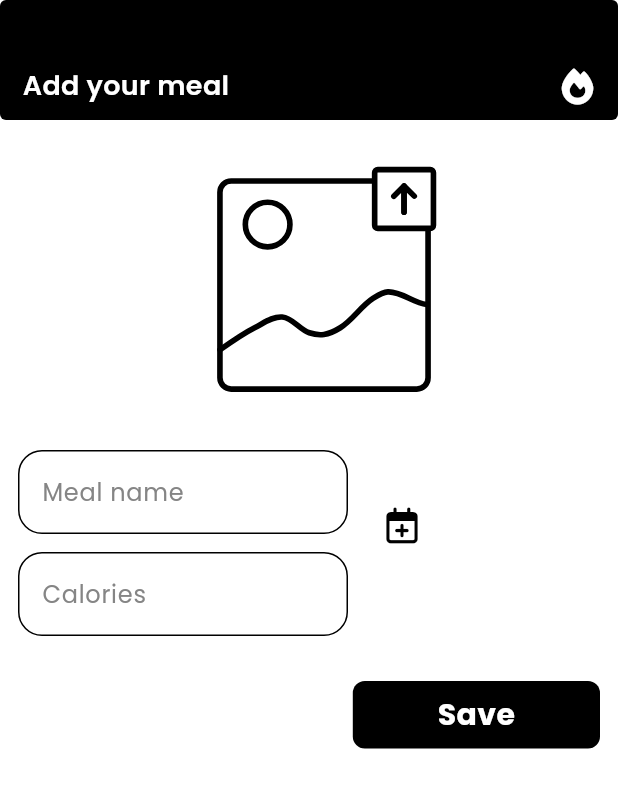
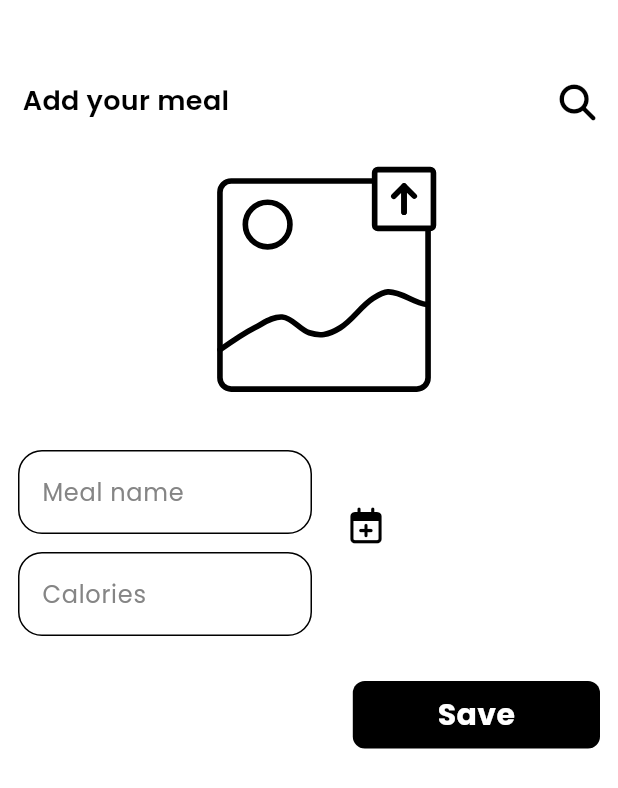
Before and after one commit to Alaataher027/meal_tracking_app, a Flutter app: the AddMealView screen opened by its route, on a phone screen of 412 x 824 dp. Shown: the top 788 px of the screen. Run offline on Flutter 3.47's test engine with Material 3 defaults, Android fonts, the phone set to English and light mode, and no system bars; our stand-ins replace bloc, flutter_bloc, flutter_svg, font_awesome_flutter, go_router, google_fonts and 4 more; accounts and stored records are empty.

```diff
--- a/lib/core/utils/app_router.dart
+++ b/lib/core/utils/app_router.dart
@@ -1,11 +1,13 @@
 import 'package:go_router/go_router.dart';
 import 'package:meal_tracking_app/features/add_meal/presentation/views/add_meal_view.dart';
 import 'package:meal_tracking_app/features/home/presentation/views/home_view.dart';
+import 'package:meal_tracking_app/features/search_meals/presentation/view/search_view.dart';
 import 'package:meal_tracking_app/features/splash/presentation/views/splash_view.dart';
 
 abstract class AppRouter {
   static const KHomeView = '/homeView';
   static const KAddMealView = '/addMealView';
+  static const KSearchView = '/searchView';
   static final router = GoRouter(
     routes: [
       GoRoute(
@@ -20,6 +22,10 @@ abstract class AppRouter {
         path: KAddMealView,
         builder: (context, state) => const AddMealView(),
       ),
+      GoRoute(
+        path: KSearchView,
+        builder: (context, state) => const SearchView(),
+      ),
     ],
   );
 }
--- a/lib/features/add_meal/presentation/views/widgets/add_meal_form.dart
+++ b/lib/features/add_meal/presentation/views/widgets/add_meal_form.dart
@@ -103,22 +103,28 @@ class _AddMealFormState extends State<AddMealForm> {
               children: [
                 Column(
                   children: [
-                    CustomTextField(
+                    SizedBox(
+                      width: 220,
+                      child: CustomTextField(
                         onSavedS: (value) {
                           mealName = value;
                         },
                         hint: "Meal name",
                         isNumerical: false,
                       ),
+                    ),
                     SizedBox(
                       height: 12,
                     ),
-                    CustomTextField(
+                    SizedBox(
+                      width: 220,
+                      child: CustomTextField(
                         onSavedI: (value) {
                           calories = value;
                         },
                         hint: "Calories",
                         isNumerical: true,
+                      ),
                     ),
                   ],
                 ),
--- a/lib/features/add_meal/presentation/views/widgets/custom_text_field.dart
+++ b/lib/features/add_meal/presentation/views/widgets/custom_text_field.dart
@@ -1,14 +1,16 @@
 import 'package:flutter/material.dart';
 
 class CustomTextField extends StatelessWidget {
-  const CustomTextField(
-      {super.key,
+  const CustomTextField({
+    super.key,
     required this.hint,
     this.maxLines = 1,
     this.onSavedS,
     this.onSavedI,
     this.onChanged,
-      required this.isNumerical});
+    required this.isNumerical,
+    this.icon,
+  });
 
   final String hint;
   final int maxLines;
@@ -16,13 +18,12 @@ class CustomTextField extends StatelessWidget {
   final void Function(String?)? onSavedS;
   final void Function(int?)? onSavedI;
   final Function(String?)? onChanged;
+  final Icon? icon;
 
   @override
   Widget build(BuildContext context) {
     return Padding(
       padding: const EdgeInsets.symmetric(horizontal: 12),
-      child: SizedBox(
-        width: 220,
       child: TextFormField(
         keyboardType: isNumerical ? TextInputType.number : TextInputType.text,
         onChanged: onChanged,
@@ -43,12 +44,12 @@ class CustomTextField extends StatelessWidget {
         cursorColor: Colors.black,
         maxLines: maxLines,
         decoration: InputDecoration(
+          prefixIcon: icon,
           hintText: hint,
           hintStyle: TextStyle(color: const Color.fromARGB(255, 133, 133, 133)),
           enabledBorder: buildBorder(),
           errorBorder: buildBorder((Colors.red)),
           focusedBorder: buildBorder(Colors.black),
-          ),
         ),
       ),
     );
--- a/lib/features/home/presentation/views/widgets/custom_app_bar.dart
+++ b/lib/features/home/presentation/views/widgets/custom_app_bar.dart
@@ -1,5 +1,7 @@
 import 'package:flutter/material.dart';
 import 'package:font_awesome_flutter/font_awesome_flutter.dart';
+import 'package:go_router/go_router.dart';
+import 'package:meal_tracking_app/core/utils/app_router.dart';
 import 'package:meal_tracking_app/core/utils/styles.dart';
 
 class CustomAppBar extends StatelessWidget {
@@ -11,30 +13,33 @@ class CustomAppBar extends StatelessWidget {
     return Container(
       decoration: BoxDecoration(
         borderRadius: BorderRadius.circular(4),
-        color: Colors.black,
+        color: Colors.white,
       ),
       height: 80,
       child: Padding(
-        padding: const EdgeInsets.symmetric(horizontal: 15),
+        padding: const EdgeInsets.only(
+          left: 15,
+          right: 15,
+        ),
         child: Row(
+          crossAxisAlignment: CrossAxisAlignment.end,
           children: [
-            Padding(
-              padding: const EdgeInsets.only(top: 35),
-              child: Text(
-                title,
-                style: Styles.textStyle18.copyWith(
-                  color: Colors.white,
-                ),
+            Text(
+              title,
+              style: Styles.textStyle18.copyWith(
+                color: const Color.fromARGB(255, 0, 0, 0),
               ),
             ),
             Spacer(),
-            Padding(
-              padding: const EdgeInsets.only(top: 35),
+            GestureDetector(
+              onTap: () {
+                GoRouter.of(context).push(AppRouter.KSearchView);
+              },
               child: Icon(
-                FontAwesomeIcons.fire,
-                color: Colors.white,
+                FontAwesomeIcons.magnifyingGlass,
+                color: const Color.fromARGB(255, 0, 0, 0),
               ),
-            )
+            ),
           ],
         ),
       ),
--- a/lib/features/home/presentation/views/widgets/yearly_dayes_list.dart
+++ b/lib/features/home/presentation/views/widgets/yearly_dayes_list.dart
@@ -72,6 +72,8 @@ class _YearlyDaysListState extends State<YearlyDaysList> {
 
           return GestureDetector(
             onTap: () => onDaySelected(index),
+            child: Padding(
+              padding: const EdgeInsets.only(top: 12, bottom: 8),
               child: Container(
                 width: 70,
                 margin: const EdgeInsets.symmetric(horizontal: 5),
@@ -119,6 +121,7 @@ class _YearlyDaysListState extends State<YearlyDaysList> {
                   ],
                 ),
               ),
+            ),
           );
         },
       ),
--- a/lib/main.dart
+++ b/lib/main.dart
@@ -4,8 +4,6 @@ import 'package:hive_flutter/hive_flutter.dart';
 import 'package:meal_tracking_app/constants.dart';
 import 'package:meal_tracking_app/core/utils/app_router.dart';
 import 'package:meal_tracking_app/features/home/data/models/meal_model.dart';
-import 'package:flutter_bloc/flutter_bloc.dart';
-import 'package:meal_tracking_app/features/home/presentation/manager/cubits/cubit/meal_cubit.dart';
 
 void main() async {
   await Hive.initFlutter();
```
Also changed, not shown: lib/features/search_meals/presentation/view/search_view.dart (added, +13 -0 lines), lib/features/search_meals/presentation/view/widgets/search_view_body.dart (added, +22 -0 lines). Lines whose indentation alone changed are shown as unchanged.
